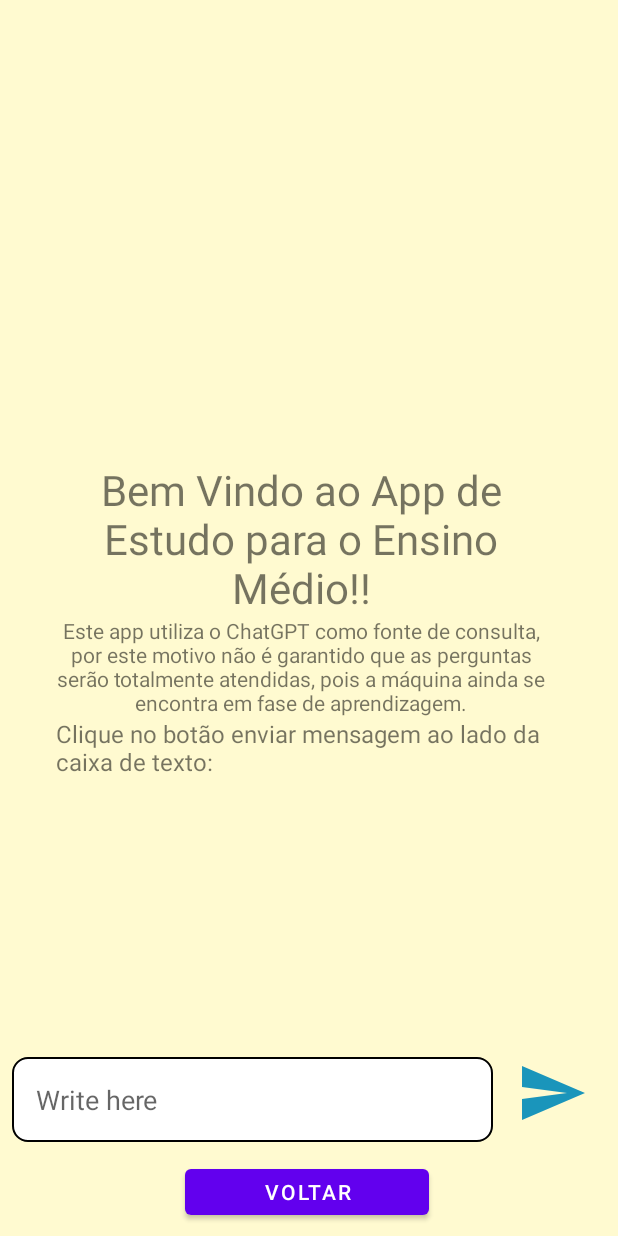
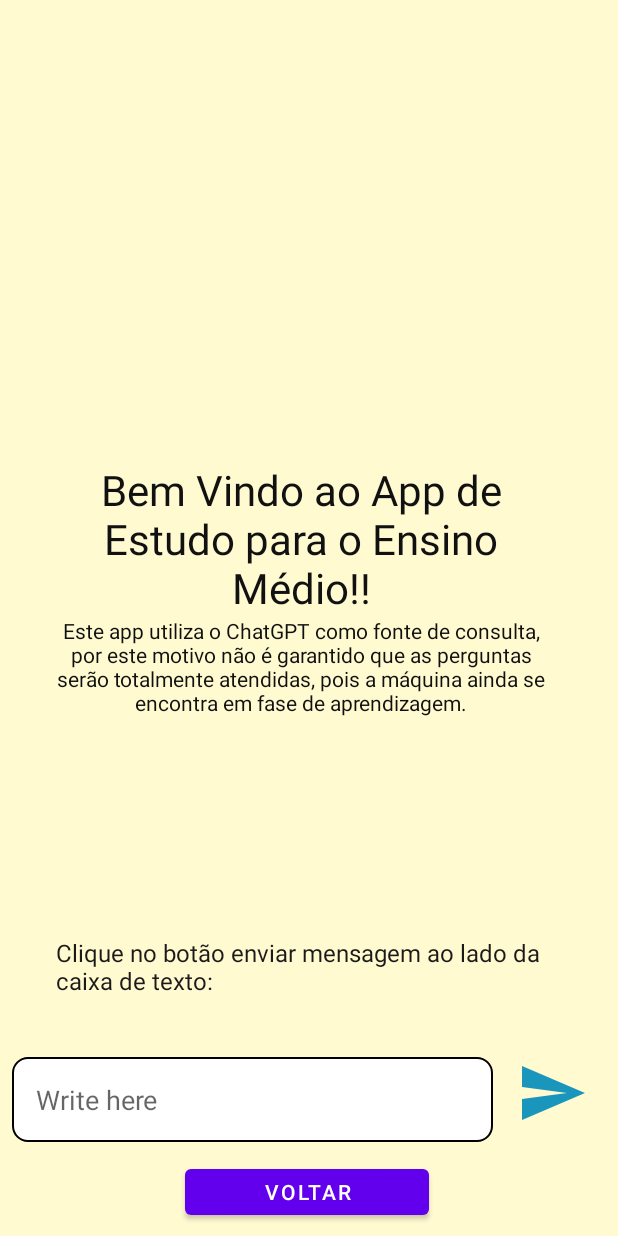
Before and after one commit to paulomnasc/ImportSQLiteFromTxt, an Android app: the MainActivity screen opened directly, with no data from a screen before it, on a phone screen of 412 x 824 dp. Run offline under Robolectric (Android 15) with nearby library versions, the phone set to English and light mode, and no system bars.

Commit message:
Hotfixes: 1)Travei o layout para não girar; 2)Tratamento da resposta com frações de matemática.

```diff
--- a/app/src/main/AndroidManifest.xml
+++ b/app/src/main/AndroidManifest.xml
@@ -18,24 +18,29 @@
             android:name=".actSelecQuestoes"
             android:exported="false"
             android:label="@string/title_activity_act_selec_questoes"
+            android:screenOrientation="portrait"
             android:theme="@style/Theme.ImportTxtToSQLite.NoActionBar" />
         <activity
             android:name=".MainActivity"
             android:exported="false"
             android:label="@string/titulo_chatBot"
+            android:screenOrientation="portrait"
             android:theme="@style/Theme.ImportTxtToSQLite.NoActionBar" />
         <activity
             android:name=".actDisciplinas"
             android:exported="false"
             android:label="@string/title_activity_act_disciplinas"
+            android:screenOrientation="portrait"
             android:theme="@style/Theme.ImportTxtToSQLite.NoActionBar" />
         <activity
             android:name=".actConteudos"
             android:exported="false"
             android:label="actConteudos"
+            android:screenOrientation="portrait"
             android:theme="@style/Theme.ImportTxtToSQLite.NoActionBar" />
         <activity
             android:name=".actAnos"
+            android:screenOrientation="portrait"
             android:exported="true">
             <intent-filter>
                 <action android:name="android.intent.action.MAIN" />
--- a/app/src/main/res/layout/activity_act_anos.xml
+++ b/app/src/main/res/layout/activity_act_anos.xml
@@ -47,6 +47,7 @@
         android:layout_width="wrap_content"
         android:layout_height="wrap_content"
         android:text="@string/titulo_telaAnos"
+        android:textColor="#090909"
         android:textSize="24sp"
         app:layout_constraintBottom_toTopOf="@+id/lstAnos"
         app:layout_constraintEnd_toEndOf="parent"
--- a/app/src/main/res/layout/activity_act_conteudos.xml
+++ b/app/src/main/res/layout/activity_act_conteudos.xml
@@ -12,6 +12,7 @@
         android:layout_width="wrap_content"
         android:layout_height="wrap_content"
         android:text="@string/titulo_telaConteudos"
+        android:textColor="#0C0C0C"
         android:textSize="20sp"
         app:layout_constraintBottom_toTopOf="@+id/lstConteudos"
         app:layout_constraintEnd_toEndOf="parent"
--- a/app/src/main/res/layout/activity_act_disciplinas.xml
+++ b/app/src/main/res/layout/activity_act_disciplinas.xml
@@ -12,6 +12,7 @@
         android:layout_width="wrap_content"
         android:layout_height="wrap_content"
         android:text="@string/titulo_telaDisciplinas"
+        android:textColor="#1C1B1B"
         android:textSize="20sp"
         app:layout_constraintBottom_toTopOf="@+id/lstDisciplinas"
         app:layout_constraintEnd_toEndOf="parent"
--- a/app/src/main/res/layout/activity_act_selec_questoes.xml
+++ b/app/src/main/res/layout/activity_act_selec_questoes.xml
@@ -12,6 +12,7 @@
             android:layout_width="wrap_content"
             android:layout_height="wrap_content"
             android:text="@string/titulo_telaDisciplinas"
+            android:textColor="#1C1B1B"
             android:textSize="20sp"
             app:layout_constraintBottom_toTopOf="@+id/lstQuestions"
             app:layout_constraintEnd_toEndOf="parent"
@@ -68,6 +69,7 @@
             android:shadowColor="@color/teal_200"
             android:text="@string/titulo_telaDisciplinas"
             android:textAlignment="center"
+            android:textColor="#1C1B1B"
             android:textSize="16sp"
             android:visibility="visible"
             app:layout_constraintBottom_toTopOf="@+id/lstQuestions"
--- a/app/src/main/res/layout/activity_main.xml
+++ b/app/src/main/res/layout/activity_main.xml
@@ -32,13 +32,14 @@
             android:layout_width="wrap_content"
             android:layout_height="wrap_content"
             android:text="Clique no botão enviar mensagem ao lado da caixa de texto:"
+            android:textColor="#1B1919"
             android:textSize="16sp"
             app:layout_constraintBottom_toBottomOf="parent"
             app:layout_constraintEnd_toEndOf="parent"
-            app:layout_constraintHorizontal_bias="1.0"
+            app:layout_constraintHorizontal_bias="0.0"
             app:layout_constraintStart_toStartOf="parent"
             app:layout_constraintTop_toBottomOf="@+id/SecondHalf"
-            app:layout_constraintVertical_bias="0.0" />
+            app:layout_constraintVertical_bias="0.9" />
 
         <TextView
             android:id="@+id/SecondHalf"
@@ -46,6 +47,7 @@
             android:layout_height="wrap_content"
             android:gravity="center"
             android:text="Este app utiliza o ChatGPT como fonte de consulta, por este motivo não é garantido que as perguntas serão totalmente atendidas, pois a máquina ainda se encontra em fase de aprendizagem."
+            android:textColor="#101010"
             app:layout_constraintEnd_toEndOf="parent"
             app:layout_constraintHorizontal_bias="0.5"
             app:layout_constraintStart_toStartOf="parent"
@@ -58,6 +60,7 @@
             android:layout_marginTop="216dp"
             android:gravity="center"
             android:text="Bem Vindo ao App de Estudo para o Ensino Médio!!"
+            android:textColor="#121111"
             android:textSize="28dp"
             app:layout_constraintEnd_toEndOf="parent"
             app:layout_constraintHorizontal_bias="0.5"
```
Also changed, not shown: app/src/main/java/com/example/importtxttosqlite/MainActivity.java (+13 -1 lines), app/src/main/java/com/example/importtxttosqlite/RespostaMatematicaHelper.java (added, +31 -0 lines).
